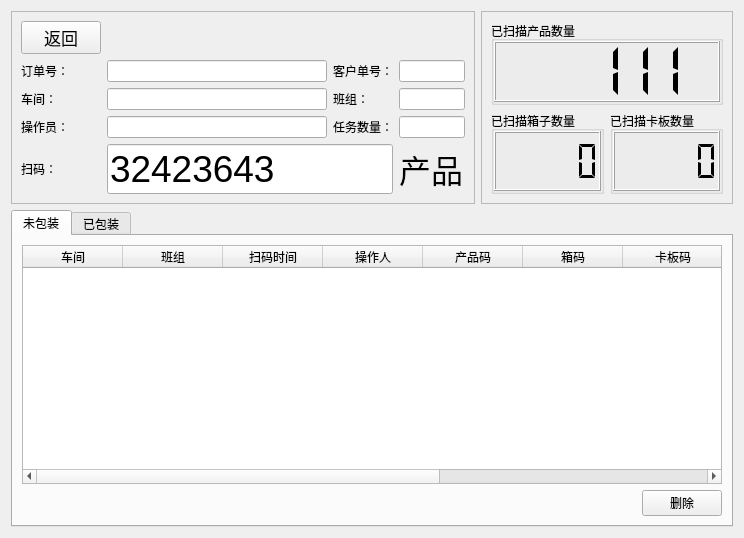
izerui/scanrun, file ui/scan_frame.ui: the form before one commit.
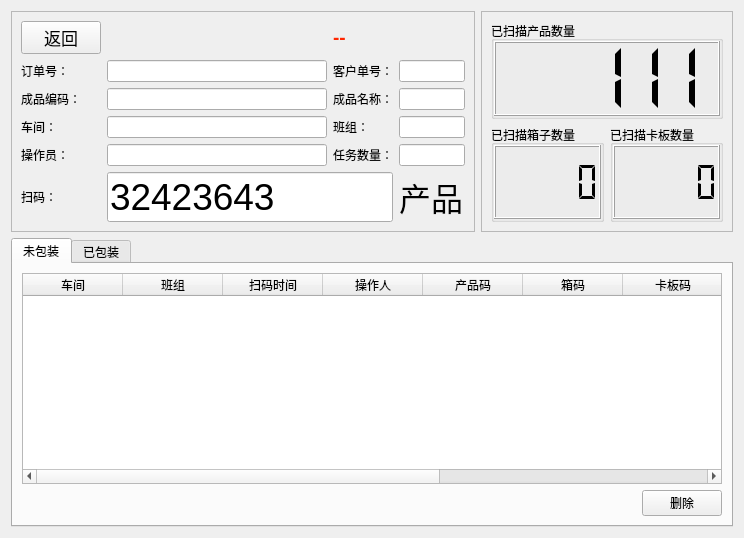
The form after the commit. Icons and pictures are not drawn.

Patch:
```diff
--- a/ui/scan_frame.ui
+++ b/ui/scan_frame.ui
@@ -22,6 +22,9 @@
   <layout class="QGridLayout" name="gridLayout_3">
    <item row="2" column="0" colspan="3">
     <widget class="QTabWidget" name="tabWidget">
+     <property name="focusPolicy">
+      <enum>Qt::NoFocus</enum>
+     </property>
      <property name="currentIndex">
       <number>0</number>
      </property>
@@ -110,6 +113,12 @@
           </property>
           <item row="0" column="1">
            <widget class="QPushButton" name="pushButton_2">
+            <property name="cursor">
+             <cursorShape>PointingHandCursor</cursorShape>
+            </property>
+            <property name="focusPolicy">
+             <enum>Qt::ClickFocus</enum>
+            </property>
             <property name="text">
              <string>删除</string>
             </property>
@@ -205,17 +214,40 @@
           </property>
          </widget>
         </item>
-        <item row="2" column="2">
-         <widget class="QLabel" name="label_6">
+        <item row="5" column="1" colspan="2">
+         <widget class="QLineEdit" name="scan_code_input">
+          <property name="minimumSize">
+           <size>
+            <width>0</width>
+            <height>0</height>
+           </size>
+          </property>
+          <property name="maximumSize">
+           <size>
+            <width>16777215</width>
+            <height>16777215</height>
+           </size>
+          </property>
+          <property name="font">
+           <font>
+            <pointsize>28</pointsize>
+           </font>
+          </property>
+          <property name="mouseTracking">
+           <bool>true</bool>
+          </property>
+          <property name="focusPolicy">
+           <enum>Qt::StrongFocus</enum>
+          </property>
+          <property name="styleSheet">
+           <string notr="true"/>
+          </property>
           <property name="text">
-           <string>班组：</string>
-          </property>
-          <property name="buddy">
-           <cstring>banzu_name_input</cstring>
+           <string>32423643</string>
           </property>
          </widget>
         </item>
-        <item row="2" column="1">
+        <item row="3" column="1">
          <widget class="QLineEdit" name="chejian_name_input">
           <property name="maximumSize">
            <size>
@@ -231,6 +263,48 @@
           </property>
          </widget>
         </item>
+        <item row="3" column="0">
+         <widget class="QLabel" name="label_3">
+          <property name="maximumSize">
+           <size>
+            <width>16777215</width>
+            <height>24</height>
+           </size>
+          </property>
+          <property name="text">
+           <string>车间：</string>
+          </property>
+          <property name="buddy">
+           <cstring>chejian_name_input</cstring>
+          </property>
+         </widget>
+        </item>
+        <item row="4" column="2">
+         <widget class="QLabel" name="label_5">
+          <property name="maximumSize">
+           <size>
+            <width>16777215</width>
+            <height>24</height>
+           </size>
+          </property>
+          <property name="text">
+           <string>任务数量：</string>
+          </property>
+          <property name="buddy">
+           <cstring>task_count_input</cstring>
+          </property>
+         </widget>
+        </item>
+        <item row="4" column="3">
+         <widget class="QLineEdit" name="task_count_input">
+          <property name="focusPolicy">
+           <enum>Qt::NoFocus</enum>
+          </property>
+          <property name="readOnly">
+           <bool>true</bool>
+          </property>
+         </widget>
+        </item>
         <item row="1" column="1">
          <widget class="QLineEdit" name="order_no_input">
           <property name="maximumSize">
@@ -250,29 +324,23 @@
           </property>
          </widget>
         </item>
-        <item row="1" column="2">
-         <widget class="QLabel" name="label_7">
-          <property name="text">
-           <string>客户单号：</string>
+        <item row="4" column="1">
+         <widget class="QLineEdit" name="user_name_input">
+          <property name="focusPolicy">
+           <enum>Qt::NoFocus</enum>
           </property>
-          <property name="buddy">
-           <cstring>cus_order_no_input</cstring>
+          <property name="readOnly">
+           <bool>true</bool>
           </property>
          </widget>
         </item>
         <item row="4" column="0">
-         <widget class="QLabel" name="label_2">
-          <property name="maximumSize">
-           <size>
-            <width>16777215</width>
-            <height>24</height>
-           </size>
-          </property>
+         <widget class="QLabel" name="label_8">
           <property name="text">
-           <string>扫码：</string>
+           <string>操作员：</string>
           </property>
           <property name="buddy">
-           <cstring>scan_code_input</cstring>
+           <cstring>user_name_input</cstring>
           </property>
          </widget>
         </item>
@@ -292,23 +360,33 @@
           </property>
          </widget>
         </item>
-        <item row="2" column="0">
-         <widget class="QLabel" name="label_3">
+        <item row="1" column="2">
+         <widget class="QLabel" name="label_7">
+          <property name="text">
+           <string>客户单号：</string>
+          </property>
+          <property name="buddy">
+           <cstring>cus_order_no_input</cstring>
+          </property>
+         </widget>
+        </item>
+        <item row="1" column="3">
+         <widget class="QLineEdit" name="cus_order_no_input">
           <property name="maximumSize">
            <size>
             <width>16777215</width>
             <height>24</height>
            </size>
           </property>
-          <property name="text">
-           <string>车间：</string>
+          <property name="focusPolicy">
+           <enum>Qt::NoFocus</enum>
           </property>
-          <property name="buddy">
-           <cstring>chejian_name_input</cstring>
+          <property name="readOnly">
+           <bool>true</bool>
           </property>
          </widget>
         </item>
-        <item row="4" column="3">
+        <item row="5" column="3">
          <widget class="QLabel" name="prompt_label">
           <property name="font">
            <font>
@@ -320,87 +398,18 @@
           </property>
          </widget>
         </item>
-        <item row="1" column="3">
-         <widget class="QLineEdit" name="cus_order_no_input">
-          <property name="maximumSize">
-           <size>
-            <width>16777215</width>
-            <height>24</height>
-           </size>
-          </property>
-          <property name="focusPolicy">
-           <enum>Qt::NoFocus</enum>
-          </property>
-          <property name="readOnly">
-           <bool>true</bool>
-          </property>
-         </widget>
-        </item>
-        <item row="4" column="1" colspan="2">
-         <widget class="QLineEdit" name="scan_code_input">
-          <property name="minimumSize">
-           <size>
-            <width>0</width>
-            <height>0</height>
-           </size>
-          </property>
-          <property name="maximumSize">
-           <size>
-            <width>16777215</width>
-            <height>16777215</height>
-           </size>
-          </property>
-          <property name="font">
-           <font>
-            <pointsize>28</pointsize>
-           </font>
-          </property>
-          <property name="mouseTracking">
-           <bool>true</bool>
-          </property>
-          <property name="focusPolicy">
-           <enum>Qt::StrongFocus</enum>
-          </property>
-          <property name="styleSheet">
-           <string notr="true"/>
-          </property>
-          <property name="text">
-           <string>32423643</string>
-          </property>
-         </widget>
-        </item>
-        <item row="2" column="3">
-         <widget class="QLineEdit" name="banzu_name_input">
-          <property name="focusPolicy">
-           <enum>Qt::NoFocus</enum>
-          </property>
-          <property name="readOnly">
-           <bool>true</bool>
-          </property>
-         </widget>
-        </item>
-        <item row="3" column="0">
-         <widget class="QLabel" name="label_8">
-          <property name="text">
-           <string>操作员：</string>
-          </property>
-          <property name="buddy">
-           <cstring>user_name_input</cstring>
-          </property>
-         </widget>
-        </item>
-        <item row="3" column="1">
-         <widget class="QLineEdit" name="user_name_input">
-          <property name="focusPolicy">
-           <enum>Qt::NoFocus</enum>
-          </property>
-          <property name="readOnly">
-           <bool>true</bool>
-          </property>
-         </widget>
-        </item>
         <item row="3" column="2">
-         <widget class="QLabel" name="label_5">
+         <widget class="QLabel" name="label_6">
+          <property name="text">
+           <string>班组：</string>
+          </property>
+          <property name="buddy">
+           <cstring>banzu_name_input</cstring>
+          </property>
+         </widget>
+        </item>
+        <item row="5" column="0">
+         <widget class="QLabel" name="label_2">
           <property name="maximumSize">
            <size>
             <width>16777215</width>
@@ -408,15 +417,45 @@
            </size>
           </property>
           <property name="text">
-           <string>任务数量：</string>
+           <string>扫码：</string>
           </property>
           <property name="buddy">
-           <cstring>task_count_input</cstring>
+           <cstring>scan_code_input</cstring>
+          </property>
+         </widget>
+        </item>
+        <item row="2" column="0">
+         <widget class="QLabel" name="label">
+          <property name="text">
+           <string>成品编码：</string>
+          </property>
+          <property name="buddy">
+           <cstring>inventory_code_input</cstring>
+          </property>
+         </widget>
+        </item>
+        <item row="2" column="1">
+         <widget class="QLineEdit" name="inventory_code_input">
+          <property name="focusPolicy">
+           <enum>Qt::NoFocus</enum>
+          </property>
+          <property name="readOnly">
+           <bool>true</bool>
+          </property>
+         </widget>
+        </item>
+        <item row="2" column="2">
+         <widget class="QLabel" name="label_9">
+          <property name="text">
+           <string>成品名称：</string>
+          </property>
+          <property name="buddy">
+           <cstring>inventory_name_input</cstring>
           </property>
          </widget>
         </item>
         <item row="3" column="3">
-         <widget class="QLineEdit" name="task_count_input">
+         <widget class="QLineEdit" name="banzu_name_input">
           <property name="focusPolicy">
            <enum>Qt::NoFocus</enum>
           </property>
@@ -425,18 +464,34 @@
           </property>
          </widget>
         </item>
-        <item row="0" column="1" colspan="3">
-         <spacer name="horizontalSpacer">
-          <property name="orientation">
-           <enum>Qt::Horizontal</enum>
+        <item row="2" column="3">
+         <widget class="QLineEdit" name="inventory_name_input">
+          <property name="focusPolicy">
+           <enum>Qt::NoFocus</enum>
           </property>
-          <property name="sizeHint" stdset="0">
-           <size>
-            <width>40</width>
-            <height>20</height>
-           </size>
+          <property name="readOnly">
+           <bool>true</bool>
           </property>
-         </spacer>
+         </widget>
+        </item>
+        <item row="0" column="2" colspan="2">
+         <widget class="QLabel" name="unit_rule_label">
+          <property name="font">
+           <font>
+            <pointsize>14</pointsize>
+            <bold>true</bold>
+           </font>
+          </property>
+          <property name="cursor">
+           <cursorShape>IBeamCursor</cursorShape>
+          </property>
+          <property name="styleSheet">
+           <string notr="true">color: rgb(255, 38, 0);</string>
+          </property>
+          <property name="text">
+           <string>--</string>
+          </property>
+         </widget>
         </item>
        </layout>
       </item>
```
Left out of the diff: 13 changed lines with no effect on the pictures.
